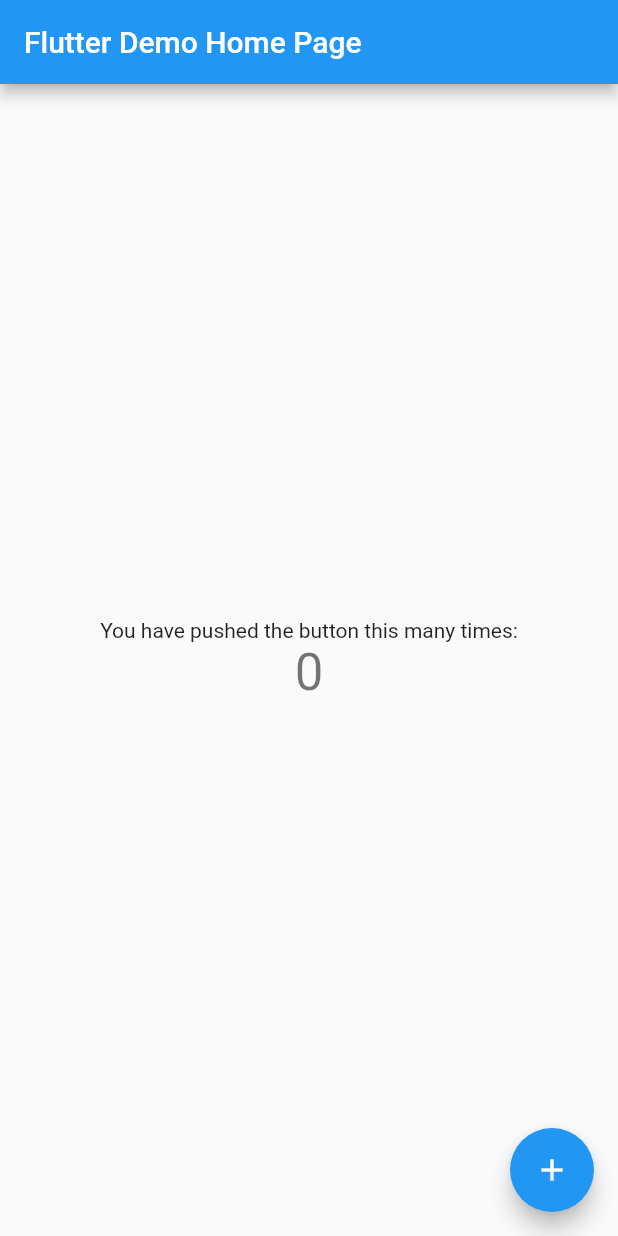
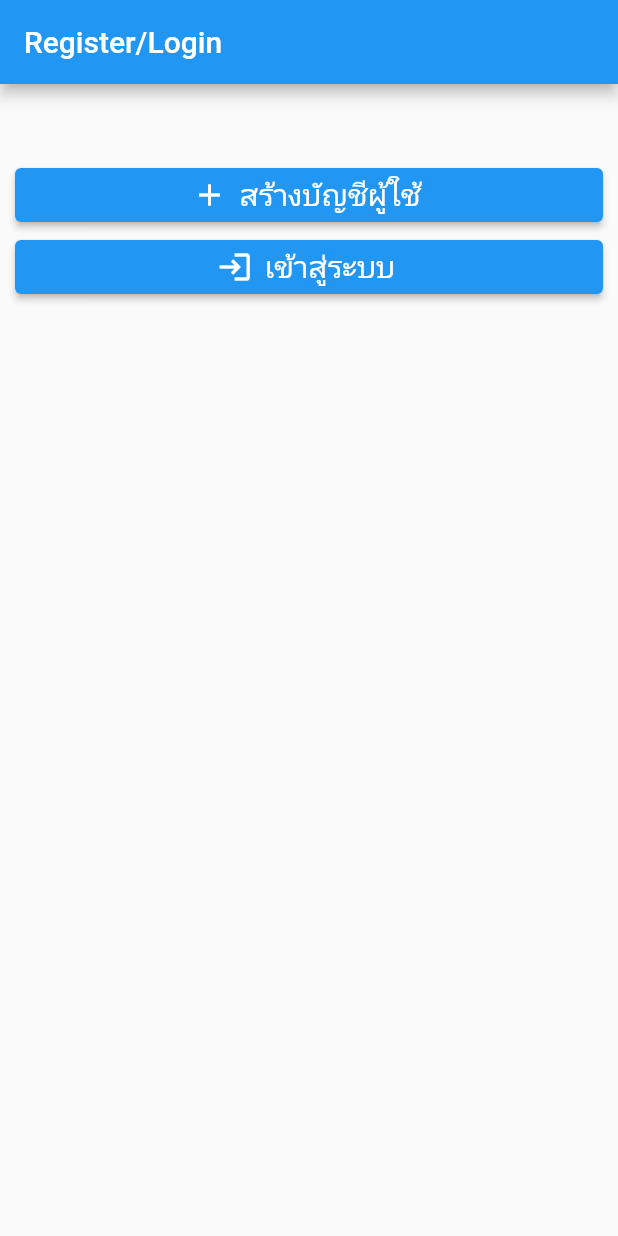
Before and after one commit to Kevinfame007/flutter_and_firebase, a Flutter app: the screen it shows after launch, on a phone screen of 412 x 824 dp. Run offline on Flutter 3.47's test engine with Material 2 defaults, Android fonts, the light colour scheme and no system bars.

Commit message:
create home screen
create home screen

```diff
--- a/lib/main.dart
+++ b/lib/main.dart
@@ -1,4 +1,5 @@
 import 'package:flutter/material.dart';
+import 'package:flutter_and_firebase/screen/home.dart';
 
 void main() {
   runApp(const MyApp());
@@ -13,103 +14,10 @@
     return MaterialApp(
       title: 'Flutter Demo',
       theme: ThemeData(
-        // This is the theme of your application.
-        //
-        // Try running your application with "flutter run". You'll see the
-        // application has a blue toolbar. Then, without quitting the app, try
-        // changing the primarySwatch below to Colors.green and then invoke
-        // "hot reload" (press "r" in the console where you ran "flutter run",
-        // or simply save your changes to "hot reload" in a Flutter IDE).
-        // Notice that the counter didn't reset back to zero; the application
-        // is not restarted.
+
         primarySwatch: Colors.blue,
       ),
-      home: const MyHomePage(title: 'Flutter Demo Home Page'),
+      home: HomeScreen()
     );
   }
 }
-
-class MyHomePage extends StatefulWidget {
-  const MyHomePage({Key? key, required this.title}) : super(key: key);
-
-  // This widget is the home page of your application. It is stateful, meaning
-  // that it has a State object (defined below) that contains fields that affect
-  // how it looks.
-
-  // This class is the configuration for the state. It holds the values (in this
-  // case the title) provided by the parent (in this case the App widget) and
-  // used by the build method of the State. Fields in a Widget subclass are
-  // always marked "final".
-
-  final String title;
-
-  @override
-  State<MyHomePage> createState() => _MyHomePageState();
-}
-
-class _MyHomePageState extends State<MyHomePage> {
-  int _counter = 0;
-
-  void _incrementCounter() {
-    setState(() {
-      // This call to setState tells the Flutter framework that something has
-      // changed in this State, which causes it to rerun the build method below
-      // so that the display can reflect the updated values. If we changed
-      // _counter without calling setState(), then the build method would not be
-      // called again, and so nothing would appear to happen.
-      _counter++;
-    });
-  }
-
-  @override
-  Widget build(BuildContext context) {
-    // This method is rerun every time setState is called, for instance as done
-    // by the _incrementCounter method above.
-    //
-    // The Flutter framework has been optimized to make rerunning build methods
-    // fast, so that you can just rebuild anything that needs updating rather
-    // than having to individually change instances of widgets.
-    return Scaffold(
-      appBar: AppBar(
-        // Here we take the value from the MyHomePage object that was created by
-        // the App.build method, and use it to set our appbar title.
-        title: Text(widget.title),
-      ),
-      body: Center(
-        // Center is a layout widget. It takes a single child and positions it
-        // in the middle of the parent.
-        child: Column(
-          // Column is also a layout widget. It takes a list of children and
-          // arranges them vertically. By default, it sizes itself to fit its
-          // children horizontally, and tries to be as tall as its parent.
-          //
-          // Invoke "debug painting" (press "p" in the console, choose the
-          // "Toggle Debug Paint" action from the Flutter Inspector in Android
-          // Studio, or the "Toggle Debug Paint" command in Visual Studio Code)
-          // to see the wireframe for each widget.
-          //
-          // Column has various properties to control how it sizes itself and
-          // how it positions its children. Here we use mainAxisAlignment to
-          // center the children vertically; the main axis here is the vertical
-          // axis because Columns are vertical (the cross axis would be
-          // horizontal).
-          mainAxisAlignment: MainAxisAlignment.center,
-          children: <Widget>[
-            const Text(
-              'You have pushed the button this many times:',
-            ),
-            Text(
-              '$_counter',
-              style: Theme.of(context).textTheme.headline4,
-            ),
-          ],
-        ),
-      ),
-      floatingActionButton: FloatingActionButton(
-        onPressed: _incrementCounter,
-        tooltip: 'Increment',
-        child: const Icon(Icons.add),
-      ), // This trailing comma makes auto-formatting nicer for build methods.
-    );
-  }
-}
--- /dev/null
+++ b/lib/screen/home.dart
@@ -0,0 +1,37 @@
+import 'package:flutter/material.dart';
+
+class HomeScreen extends StatelessWidget {
+  const HomeScreen({Key? key}) : super(key: key);
+
+  @override
+  Widget build(BuildContext context) {
+    return Scaffold(
+      appBar: AppBar(
+        title: Text("Register/Login"),
+      ),
+      body: Padding(
+        padding: const EdgeInsets.fromLTRB(10, 50, 10, 0),
+        child: Column(
+          children: [
+            SizedBox(
+              width: double.infinity,
+              child: ElevatedButton.icon(
+                icon: Icon(Icons.add),
+                label: Text("สร้างบัญชีผู้ใช้", style: TextStyle(fontSize: 20)),
+                onPressed: () {},
+              ),
+            ),
+            SizedBox(
+              width: double.infinity,
+              child: ElevatedButton.icon(
+                icon: Icon(Icons.login),
+                label: Text("เข้าสู่ระบบ", style: TextStyle(fontSize: 20)),
+                onPressed: () {},
+              ),
+            )
+          ],
+        ),
+      ),
+    );
+  }
+}
```
